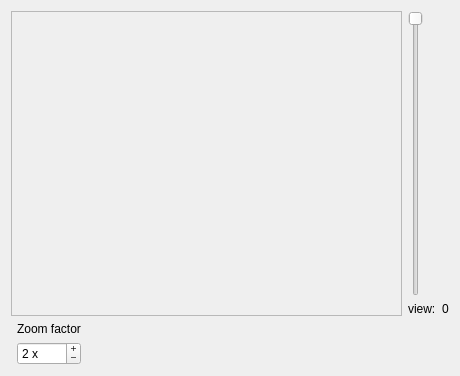
First picture: the form in modules/src/gui/widgets/projectionview.ui, repository phernst/ctl, before the edit.
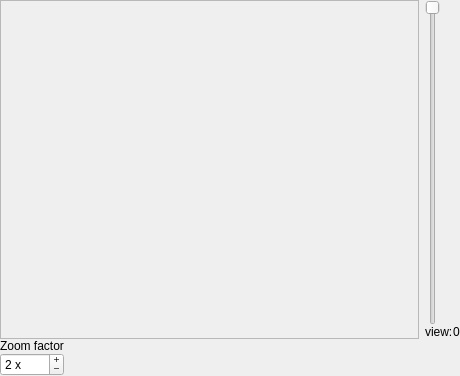
Second picture: the form after the edit. Custom widgets are drawn as their Qt base class.

Commit message: modified layout and added external setter for widgets

```diff
--- a/modules/src/gui/widgets/projectionview.ui
+++ b/modules/src/gui/widgets/projectionview.ui
@@ -14,6 +14,24 @@
    <string>Form</string>
   </property>
   <layout class="QGridLayout" name="gridLayout">
+   <property name="leftMargin">
+    <number>0</number>
+   </property>
+   <property name="topMargin">
+    <number>0</number>
+   </property>
+   <property name="rightMargin">
+    <number>0</number>
+   </property>
+   <property name="bottomMargin">
+    <number>0</number>
+   </property>
+   <property name="horizontalSpacing">
+    <number>6</number>
+   </property>
+   <property name="verticalSpacing">
+    <number>0</number>
+   </property>
    <item row="0" column="1">
     <widget class="QSlider" name="verticalSlider">
      <property name="orientation">
@@ -105,8 +123,8 @@
        <rect>
         <x>0</x>
         <y>0</y>
-        <width>391</width>
-        <height>294</height>
+        <width>403</width>
+        <height>312</height>
        </rect>
       </property>
       <layout class="QGridLayout" name="gridLayout_2">
```
The commit also changes 3 other files.
